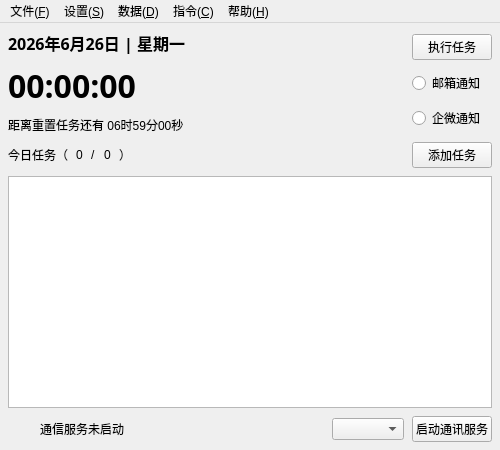
The window that MainWindow.ui (AndroidCoderPeng/TaskDispatcher) describes before a commit, drawn with Qt 5.
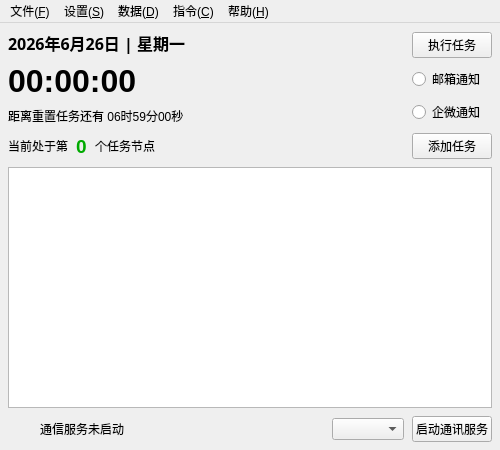
The same window after the commit. Icons and pictures are not drawn.

Commit message: refactor(ui): 改用任务进度索引替代总数显示

Diff of the .ui file:
```diff
--- a/MainWindow.ui
+++ b/MainWindow.ui
@@ -72,7 +72,6 @@
                                             <widget class="QLabel" name="timeLabel">
                                                 <property name="font">
                                                     <font>
-                                                        <family>IQYHT Black</family>
                                                         <pointsize>24</pointsize>
                                                         <bold>true</bold>
                                                     </font>
@@ -139,26 +138,21 @@
                                                 <item>
                                                     <widget class="QLabel" name="label">
                                                         <property name="text">
-                                                            <string>今日任务（</string>
+                                                            <string>当前处于第</string>
                                                         </property>
                                                     </widget>
                                                 </item>
                                                 <item>
                                                     <widget class="QLabel" name="taskIndexLabel">
-                                                        <property name="text">
-                                                            <string>0</string>
+                                                        <property name="font">
+                                                            <font>
+                                                                <pointsize>14</pointsize>
+                                                                <bold>true</bold>
+                                                            </font>
                                                         </property>
-                                                    </widget>
-                                                </item>
-                                                <item>
-                                                    <widget class="QLabel" name="label">
-                                                        <property name="text">
-                                                            <string>/</string>
+                                                        <property name="styleSheet">
+                                                            <string notr="true">color: rgb(0, 170, 0);</string>
                                                         </property>
-                                                    </widget>
-                                                </item>
-                                                <item>
-                                                    <widget class="QLabel" name="taskCountLabel">
                                                         <property name="text">
                                                             <string>0</string>
                                                         </property>
@@ -167,7 +161,7 @@
                                                 <item>
                                                     <widget class="QLabel" name="label">
                                                         <property name="text">
-                                                            <string>）</string>
+                                                            <string>个任务节点</string>
                                                         </property>
                                                     </widget>
                                                 </item>
```
The commit also changes 2 other files.
